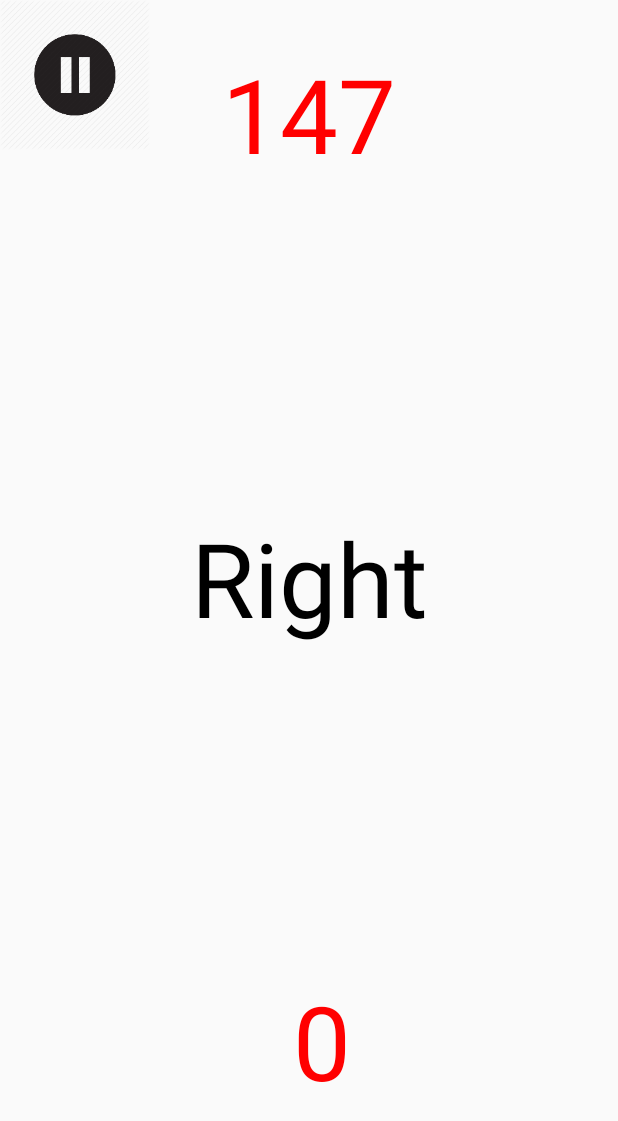
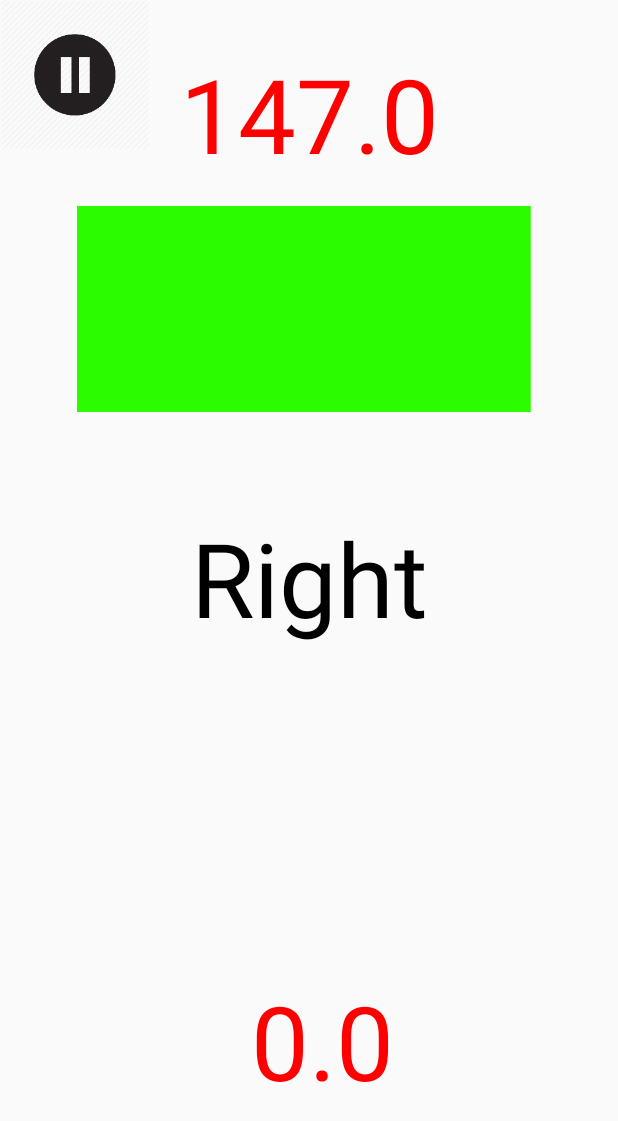
Before and after one commit to SemBarner22/MiniGame, an Android app: the SliderAct screen opened directly, with no data from a screen before it, on a phone screen of 412 x 824 dp. Shown: the top 1121 px of the screen. Run offline under Robolectric (Android 15) with nearby library versions, the phone set to English and light mode, and no system bars.

Commit message:
Epic Feature

```diff
--- a/app/src/main/java/com/example/user/miniteamsminigames/Buttons.java
+++ b/app/src/main/java/com/example/user/miniteamsminigames/Buttons.java
@@ -33,7 +33,7 @@ public class Buttons extends View {
 
     public Buttons(Context context) {
         super(context);
-        Log.d("1", "kek");
+        Log.d("1", "Main menu");
         color1.setColor(Color.RED);
         color2.setColor(Color.GREEN);
         text.setColor(Color.BLACK);
@@ -129,5 +129,4 @@ public class Buttons extends View {
 
     }
 
-
 }
--- a/app/src/main/java/com/example/user/miniteamsminigames/MainActivity.java
+++ b/app/src/main/java/com/example/user/miniteamsminigames/MainActivity.java
@@ -45,4 +45,5 @@ public class MainActivity extends AppCompatActivity {
         };
         exit.setOnClickListener(listenerExit);
     }
+
 }
--- a/app/src/main/java/com/example/user/miniteamsminigames/Points.java
+++ b/app/src/main/java/com/example/user/miniteamsminigames/Points.java
@@ -1,3 +1,4 @@
+
         package com.example.user.miniteamsminigames;
 
         import android.content.Context;
@@ -128,6 +129,7 @@ public class Points extends View {
                         squares.remove(0);
                     }
                 } else {
+
                     state = State.LOSE;
                     V = 0;
                 }
--- a/app/src/main/java/com/example/user/miniteamsminigames/SliderView.java
+++ b/app/src/main/java/com/example/user/miniteamsminigames/SliderView.java
@@ -1,5 +1,6 @@
 package com.example.user.miniteamsminigames;
 
+import android.animation.ArgbEvaluator;
 import android.content.Context;
 import android.graphics.Canvas;
 import android.graphics.Color;
@@ -14,18 +15,22 @@ import android.view.View;
 import java.util.ArrayList;
 import java.util.Random;
 
+import static android.graphics.Color.BLACK;
+
 
 public class SliderView extends View {
 
-    private static final ArrayList<Paint> bg = new ArrayList<>(4);
     private static final Paint view = new Paint();
     private static final Paint Timer = new Paint();
     private static final Paint text = new Paint();
     public int w, h;
-    int timer = 0;
+    float timer = 0;
+    int deltaw = 0;
+    int x = 65280;
     State state;
-    int clock = 150;
+    float clock = 150;
     boolean flag = false;
+    Paint col = new Paint();
     ArrayList<State> states = new ArrayList<>();
     private float x1, x2, y1, y2;
     static final int MIN_DISTANCE = 150;
@@ -51,19 +56,7 @@ public class SliderView extends View {
     }
 
     private void init() {
-        Paint bluePaint = new Paint();
-        bluePaint.setColor(Color.BLUE);
-        bg.add(bluePaint);
-        Paint greenPaint = new Paint();
-        greenPaint.setColor(Color.GREEN);
-        bg.add(greenPaint);
-        Paint redPaint = new Paint();
-        redPaint.setColor(Color.RED);
-        bg.add(redPaint);
-        Paint yellowPaint = new Paint();
-        yellowPaint.setColor(Color.YELLOW);
-        bg.add(yellowPaint);
-        text.setColor(Color.BLACK);
+        text.setColor(BLACK);
         text.setTextAlign(Paint.Align.CENTER);
         Timer.setColor(Color.RED);
         Timer.setTextAlign(Paint.Align.CENTER);
@@ -123,15 +116,24 @@ public class SliderView extends View {
             }
             if (timer == 0 && state != State.LOSE && flag) {
                 flag = false;
-                clock--;
+                if (clock > 75) {
+                    clock--;
+                }
                 timer = clock;
             }
+
+        ArgbEvaluator argbEvaluator = new ArgbEvaluator();
+        Integer evaluatedColor = (Integer) argbEvaluator.evaluate(1 - timer / clock, Color.GREEN, Color.RED);
+        col.setColor(evaluatedColor);
+        canvas.drawRect(w / 8, h / 6, Math.max(7 * w / 8 - 3 * w / 4 * (1 - timer / clock), w / 8), h / 3, col);
         timer--;
         invalidate();
     }
 
     @Override
     public boolean onTouchEvent(MotionEvent event) {
+        x = 65280;
+        deltaw = 0;
         switch (event.getAction()) {
             case MotionEvent.ACTION_DOWN:
                 x1 = event.getX();
```
Lines whose indentation alone changed are shown as unchanged.
